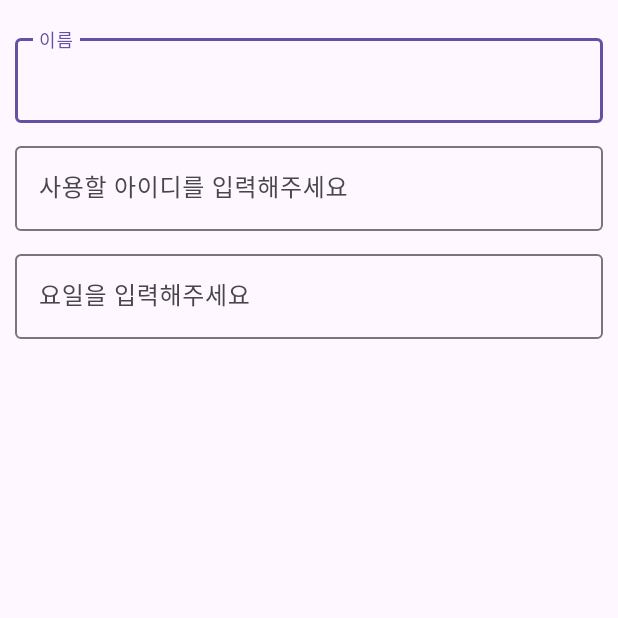
After one commit to ayz1070/YeoMinRakAndroid, an Android app: the InputUserInfoActivity screen opened directly, with no data from a screen before it, on a phone screen of 412 x 824 dp, the top half of it. The commit adds this screen. Run offline under Robolectric (Android 15) with nearby library versions, the phone set to English and light mode, and no system bars.

```diff
--- a/app/src/main/AndroidManifest.xml
+++ b/app/src/main/AndroidManifest.xml
@@ -16,6 +16,9 @@
         android:supportsRtl="true"
         android:theme="@style/Theme.YeoMinRak"
         tools:targetApi="31">
+        <activity
+            android:name=".InputUserInfoActivity"
+            android:exported="false" />
         <activity
             android:name=".CheckAttendanceActivity"
             android:exported="false" />
--- a/app/src/main/java/kr/co/lion/yeominrak/Attendance.kt
+++ b/app/src/main/java/kr/co/lion/yeominrak/Attendance.kt
@@ -1,7 +1,7 @@
 package kr.co.lion.yeominrak
 
 data class Attendance(
-    var user:User,
+    var userModel:UserModel,
     var isAttend:AttendState
 )
 
--- /dev/null
+++ b/app/src/main/java/kr/co/lion/yeominrak/InputUserInfoActivity.kt
@@ -0,0 +1,11 @@
+package kr.co.lion.yeominrak
+
+import androidx.appcompat.app.AppCompatActivity
+import android.os.Bundle
+
+class InputUserInfoActivity : AppCompatActivity() {
+    override fun onCreate(savedInstanceState: Bundle?) {
+        super.onCreate(savedInstanceState)
+        setContentView(R.layout.activity_input_user_info)
+    }
+}
--- a/app/src/main/java/kr/co/lion/yeominrak/User.kt
+++ b/app/src/main/java/kr/co/lion/yeominrak/UserModel.kt
@@ -1,7 +1,8 @@
 package kr.co.lion.yeominrak
 
-data class User(
+data class UserModel(
+    var idx:Int,
     var userName:String,
     var userId:String,
-    var userWeek:Week
+    var userWeek: Week
 )
--- a/app/src/main/java/kr/co/lion/yeominrak/WeekBoardFragment.kt
+++ b/app/src/main/java/kr/co/lion/yeominrak/WeekBoardFragment.kt
@@ -34,7 +34,7 @@ class WeekBoardFragment : Fragment() {
         binding.apply{
             toolbarWeekBoard.apply{
 
-                title = "${Util.testUser.userWeek.str}요반 게시판"
+                title = "${Util.testUserModel.userWeek.str}요반 게시판"
                 inflateMenu(R.menu.menu_week_board)
             }
         }
@@ -43,7 +43,7 @@ class WeekBoardFragment : Fragment() {
     // ---------------------------------------------------------------
 
     fun initData(){
-        userWeek = Util.testUser.userWeek
+        userWeek = Util.testUserModel.userWeek
         Util.postList.forEach{
             if(it.week == userWeek){
                 Util.myWeekList.add(it)
--- a/app/src/main/java/kr/co/lion/yeominrak/WriteBoardFragment.kt
+++ b/app/src/main/java/kr/co/lion/yeominrak/WriteBoardFragment.kt
@@ -6,7 +6,6 @@ import androidx.fragment.app.Fragment
 import android.view.LayoutInflater
 import android.view.View
 import android.view.ViewGroup
-import androidx.appcompat.app.AppCompatActivity
 import com.google.android.material.snackbar.Snackbar
 import kr.co.lion.yeominrak.databinding.FragmentWriteBoardBinding
 
@@ -66,7 +65,7 @@ class WriteBoardFragment : Fragment() {
                 Snackbar.make(binding.root,"빈 칸이 존재합니다!!", Snackbar.LENGTH_SHORT)
                 return
             }
-            Util.postList.add(Post(postTitle,postContent,Util.testUser.userName,Util.getCurrentDate(),Util.testUser.userWeek))
+            Util.postList.add(Post(postTitle,postContent,Util.testUserModel.userName,Util.getCurrentDate(),Util.testUserModel.userWeek))
             mainActivity.removeFragment(FragmentName.WRITE_BOARD_FRAGMENT)
         }
 
--- /dev/null
+++ b/app/src/main/res/layout/activity_input_user_info.xml
@@ -0,0 +1,48 @@
+<?xml version="1.0" encoding="utf-8"?>
+<LinearLayout xmlns:android="http://schemas.android.com/apk/res/android"
+    xmlns:app="http://schemas.android.com/apk/res-auto"
+    xmlns:tools="http://schemas.android.com/tools"
+    android:layout_width="match_parent"
+    android:layout_height="match_parent"
+    android:orientation="vertical"
+    android:padding="10dp"
+    tools:context=".InputUserInfoActivity">
+
+    <com.google.android.material.textfield.TextInputLayout
+        android:layout_width="match_parent"
+        android:layout_height="wrap_content"
+        android:layout_marginTop="10dp"
+        android:hint="이름">
+
+        <com.google.android.material.textfield.TextInputEditText
+            android:id="@+id/editTextName"
+            android:layout_width="match_parent"
+            android:layout_height="wrap_content" />
+
+    </com.google.android.material.textfield.TextInputLayout>
+
+    <com.google.android.material.textfield.TextInputLayout
+        android:layout_width="match_parent"
+        android:layout_height="wrap_content"
+        android:layout_marginTop="10dp"
+        android:hint="사용할 아이디를 입력해주세요">
+
+        <com.google.android.material.textfield.TextInputEditText
+            android:id="@+id/editTextId"
+            android:layout_width="match_parent"
+            android:layout_height="wrap_content" />
+    </com.google.android.material.textfield.TextInputLayout>
+
+    <com.google.android.material.textfield.TextInputLayout
+        android:layout_width="match_parent"
+        android:layout_height="wrap_content"
+        android:layout_marginTop="10dp"
+        android:hint="요일을 입력해주세요">
+
+        <com.google.android.material.textfield.TextInputEditText
+            android:id="@+id/editTextWeek"
+            android:layout_width="match_parent"
+            android:layout_height="wrap_content" />
+    </com.google.android.material.textfield.TextInputLayout>
+
+</LinearLayout>
```
Also changed, not shown: app/src/main/java/kr/co/lion/yeominrak/CheckAttendanceActivity.kt (+6 -6 lines), app/src/main/java/kr/co/lion/yeominrak/DBHelper.kt (added, +22 -0 lines), app/src/main/java/kr/co/lion/yeominrak/UserDao.kt (added, +109 -0 lines), app/src/main/java/kr/co/lion/yeominrak/Util.kt (+24 -1 lines).
